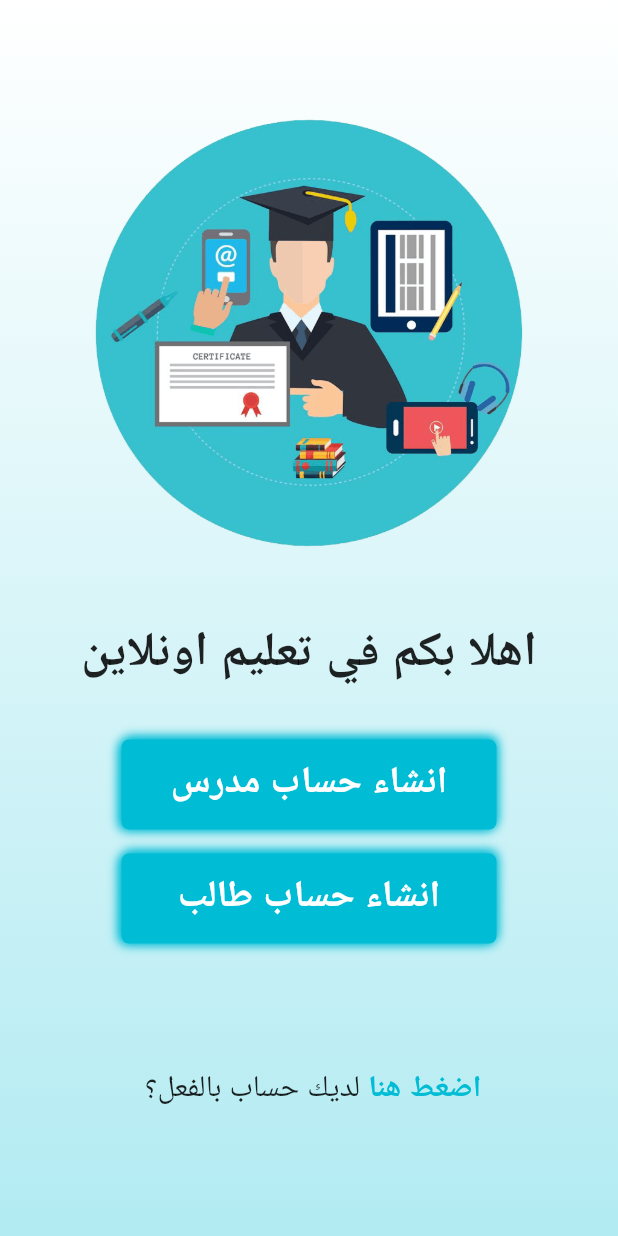
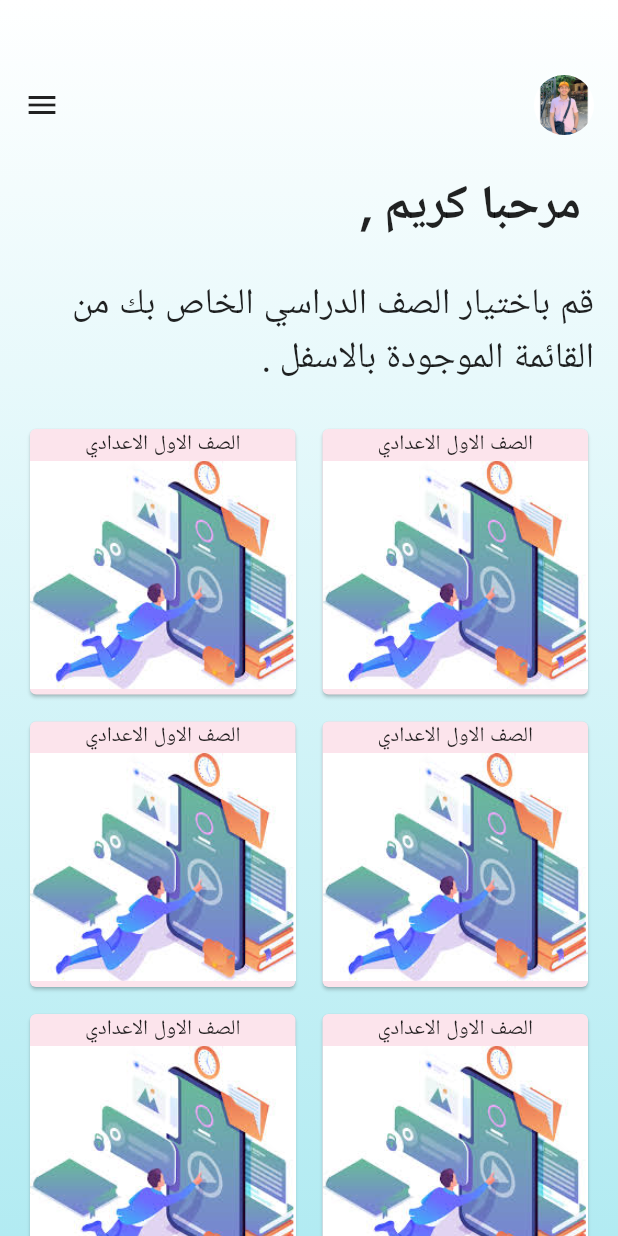
Before and after one commit to karimomar25/education_app, a Flutter app: the HomeScreen screen opened directly, on a phone screen of 412 x 824 dp. Run offline on Flutter 3.47's test engine with Material 2 defaults, Android fonts, the light colour scheme and no system bars; drawn by our look-alikes of animated_text_kit; our stand-ins replace appwrite, bloc, flutter_bloc, fluttertoast.

Commit message:
home page ui start

```diff
--- a/lib/main.dart
+++ b/lib/main.dart
@@ -1,8 +1,9 @@
-import 'package:education_app/cubit/auth_cubit.dart';
+import 'package:education_app/cubits/auth_cubit/auth_cubit.dart';
 import 'package:education_app/screens/auth/login_screen.dart';
 import 'package:education_app/screens/auth/signup_student_screen.dart';
 import 'package:education_app/screens/auth/signup_teacher_screen.dart';
 import 'package:education_app/screens/home_screen.dart';
+import 'package:education_app/screens/start_screen.dart';
 import 'package:education_app/widgets/simple_bloc_observer.dart';
 import 'package:flutter/material.dart';
 import 'package:flutter_bloc/flutter_bloc.dart';
@@ -35,11 +36,12 @@ class MyApp extends StatelessWidget {
                 style: ButtonStyle(
                     backgroundColor: MaterialStatePropertyAll(Colors.cyan)))),
         home: const Directionality(
-            textDirection: TextDirection.rtl, child: HomeScreen()),
+            textDirection: TextDirection.rtl, child: StartScreen()),
         routes: {
           "loginscreen": (context) => const LoginScreen(),
           "signupteacher": (context) => const SignUpTeacherScreen(),
           "signupstudent": (context) => const SignUpStudentScreen(),
+          "homescreen": (context) => const HomeScreen(),
         },
       ),
     );
--- a/lib/screens/auth/login_screen.dart
+++ b/lib/screens/auth/login_screen.dart
@@ -1,4 +1,4 @@
-import 'package:education_app/cubit/auth_cubit.dart';
+import 'package:education_app/cubits/auth_cubit/auth_cubit.dart';
 import 'package:education_app/widgets/button.dart';
 import 'package:education_app/widgets/textfield.dart';
 import 'package:flutter/material.dart';
@@ -33,6 +33,8 @@ class _LoginScreenState extends State<LoginScreen> {
           setState(() {});
         } else if (state is AuthSuccess) {
           isLoading = false;
+          Navigator.pushReplacementNamed(context, "homescreen");
+
           setState(() {});
         } else {
           isLoading = false;
--- a/lib/screens/auth/signup_student_screen.dart
+++ b/lib/screens/auth/signup_student_screen.dart
@@ -1,4 +1,4 @@
-import 'package:education_app/cubit/auth_cubit.dart';
+import 'package:education_app/cubits/auth_cubit/auth_cubit.dart';
 import 'package:education_app/widgets/button.dart';
 import 'package:education_app/widgets/textfield.dart';
 import 'package:flutter/material.dart';
@@ -31,6 +31,7 @@ class _SignUpStudentScreenState extends State<SignUpStudentScreen> {
         } else if (state is AuthSuccess) {
           isLoading = false;
           setState(() {});
+          Navigator.pushReplacementNamed(context, "homescreen");
         } else {
           isLoading = false;
           setState(() {});
@@ -141,8 +142,6 @@ class _SignUpStudentScreenState extends State<SignUpStudentScreen> {
                             msg:
                                 "لقد حدث خطأ ، من فضلك تأكد من ادخال البيانات بشكل صحيح");
                       }
-                      // await signUpStudent(context);
-                      //SignUp method for the student
                     },
                     text: "تسجيل",
                     height: 50,
--- a/lib/screens/auth/signup_teacher_screen.dart
+++ b/lib/screens/auth/signup_teacher_screen.dart
@@ -1,4 +1,4 @@
-import 'package:education_app/cubit/auth_cubit.dart';
+import 'package:education_app/cubits/auth_cubit/auth_cubit.dart';
 import 'package:education_app/widgets/button.dart';
 import 'package:education_app/widgets/textfield.dart';
 import 'package:flutter/material.dart';
@@ -31,6 +31,7 @@ class _SignUpTeacherScreenState extends State<SignUpTeacherScreen> {
         } else if (state is AuthSuccess) {
           isLoading = false;
           setState(() {});
+          Navigator.pushReplacementNamed(context, "homescreen");
         } else {
           isLoading = false;
           setState(() {});
--- a/lib/screens/home_screen.dart
+++ b/lib/screens/home_screen.dart
@@ -1,93 +1,80 @@
-import 'package:education_app/widgets/button.dart';
 import 'package:flutter/material.dart';
-import 'package:animated_text_kit/animated_text_kit.dart';
 
 class HomeScreen extends StatelessWidget {
-  const HomeScreen({Key? key}) : super(key: key);
+  const HomeScreen({super.key});
 
   @override
   Widget build(BuildContext context) {
     return Scaffold(
-      backgroundColor: Colors.white,
       body: Container(
         decoration: BoxDecoration(
-            gradient: LinearGradient(
-                colors: [Colors.white, Colors.cyan.shade100],
-                begin: Alignment.topCenter,
-                end: Alignment.bottomCenter)),
-        child: Column(
-          children: [
-            const SizedBox(
-              height: 77,
-            ),
-            Image.asset(
-              'assets/images/maxresdefault-719x720-1.png',
-              height: 290,
-            ),
-            const SizedBox(
-              height: 45,
-            ),
-            AnimatedTextKit(
-              animatedTexts: [
-                TypewriterAnimatedText(
-                  'اهلا بكم في تعليم اونلاين',
-                  textStyle: const TextStyle(
-                    fontSize: 32.0,
-                    fontWeight: FontWeight.bold,
-                  ),
-                  speed: const Duration(milliseconds: 100),
-                ),
-              ],
-              totalRepeatCount: 4,
-              displayFullTextOnTap: true,
-              stopPauseOnTap: true,
-            ),
-            const SizedBox(
-              height: 33,
-            ),
-            SizedBox(
-                width: 250.0,
-                height: 60.0,
-                child: Button(
-                    onTap: () {
-                      Navigator.pushNamed(context, "signupteacher");
-                    },
-                    text: "انشاء حساب مدرس")),
-            const SizedBox(
-              height: 16,
-            ),
-            SizedBox(
-                width: 250.0,
-                height: 60.0,
-                child: Button(
-                    onTap: () {
-                      Navigator.pushNamed(context, "signupstudent");
-                    },
-                    text: "انشاء حساب طالب")),
-            Expanded(
-              child: Row(
-                mainAxisAlignment: MainAxisAlignment.center,
+            gradient: LinearGradient(colors: [
+          Colors.white,
+          Colors.cyan.shade100,
+        ], begin: Alignment.topCenter, end: Alignment.bottomCenter)),
+        child: Padding(
+          padding: const EdgeInsets.symmetric(horizontal: 16),
+          child: Column(
+            crossAxisAlignment: CrossAxisAlignment.end,
+            //   textDirection: TextDirection.rtl,
+            children: [
+              SizedBox(
+                height: 50,
+              ),
+              Row(
+                mainAxisAlignment: MainAxisAlignment.spaceBetween,
                 children: [
-                  const Text(
-                    " لديك حساب بالفعل؟ ",
-                    style: TextStyle(fontSize: 20),
-                  ),
-                  InkWell(
-                    onTap: () {
-                      Navigator.pushNamed(context, "loginscreen");
-                    },
-                    child: const Text(
-                      "اضغط هنا",
-                      style: TextStyle(
-                          color: Colors.cyan,
-                          fontSize: 20,
-                          fontWeight: FontWeight.bold),
+                  Icon(Icons.menu),
+                  ClipRRect(
+                    borderRadius: BorderRadius.circular(25),
+                    child: Image.asset(
+                      "assets/images/test.jpeg",
+                      height: 40,
                     ),
-                  ),
+                  )
                 ],
               ),
-            )
-          ],
+              SizedBox(
+                height: 24,
+              ),
+              Text(
+                //  textDirection: TextDirection.rtl,
+                " , مرحبا كريم ",
+                style: TextStyle(fontSize: 32, fontWeight: FontWeight.bold),
+              ),
+              SizedBox(
+                height: 24,
+              ),
+              Text(
+                textDirection: TextDirection.rtl,
+                "قم باختيار الصف الدراسي الخاص بك من القائمة الموجودة بالاسفل .",
+                style: TextStyle(
+                  fontSize: 24,
+                ),
+              ),
+              SizedBox(
+                height: 24,
+              ),
+              Expanded(
+                  child: GridView.builder(
+                      itemCount: 6,
+                      gridDelegate: SliverGridDelegateWithFixedCrossAxisCount(
+                          crossAxisSpacing: 10,
+                          mainAxisSpacing: 10,
+                          crossAxisCount: 2),
+                      itemBuilder: (context, index) {
+                        return Card(
+                          color: Colors.pink[50],
+                          child: Column(
+                            children: [
+                              Text("الصف الاول الاعدادي"),
+                              Image.asset("assets/images/images.jpeg")
+                            ],
+                          ),
+                        );
+                      }))
+            ],
+          ),
         ),
       ),
     );
```
Also changed, not shown: lib/screens/start_screen.dart (added, +95 -0 lines), assets/images/images.jpeg (added), assets/images/test.jpeg (added), lib/cubits/auth_cubit/auth_cubit.dart (renamed from lib/cubit/auth_cubit.dart), lib/cubits/auth_cubit/auth_state.dart (renamed from lib/cubit/auth_state.dart).
